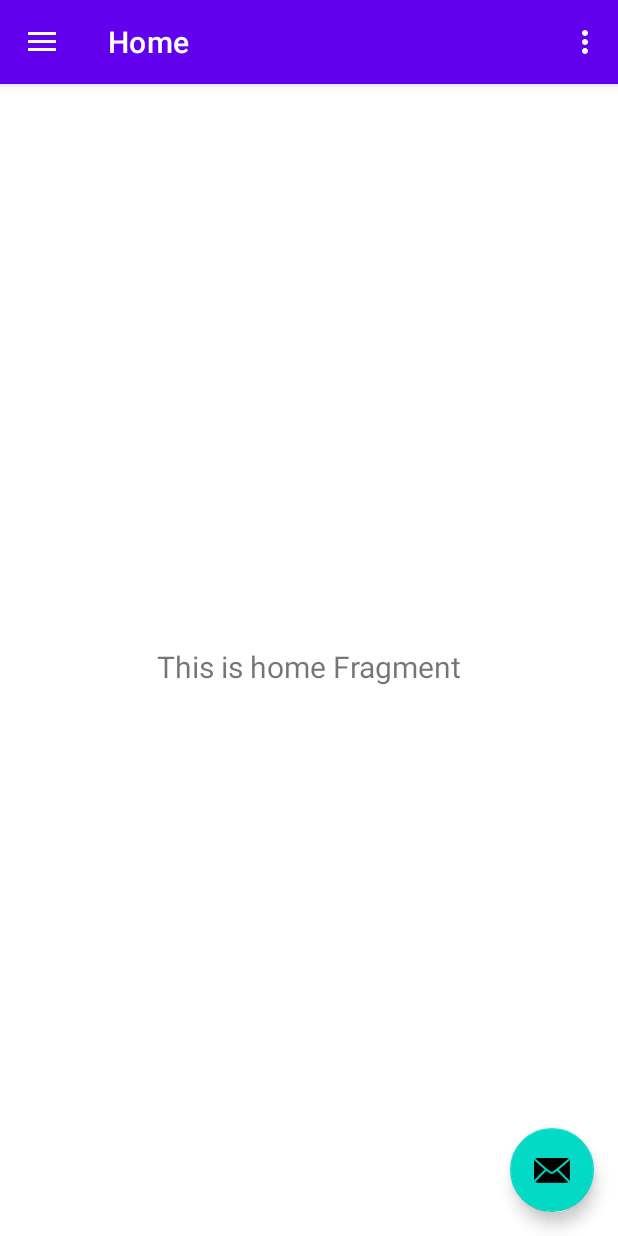
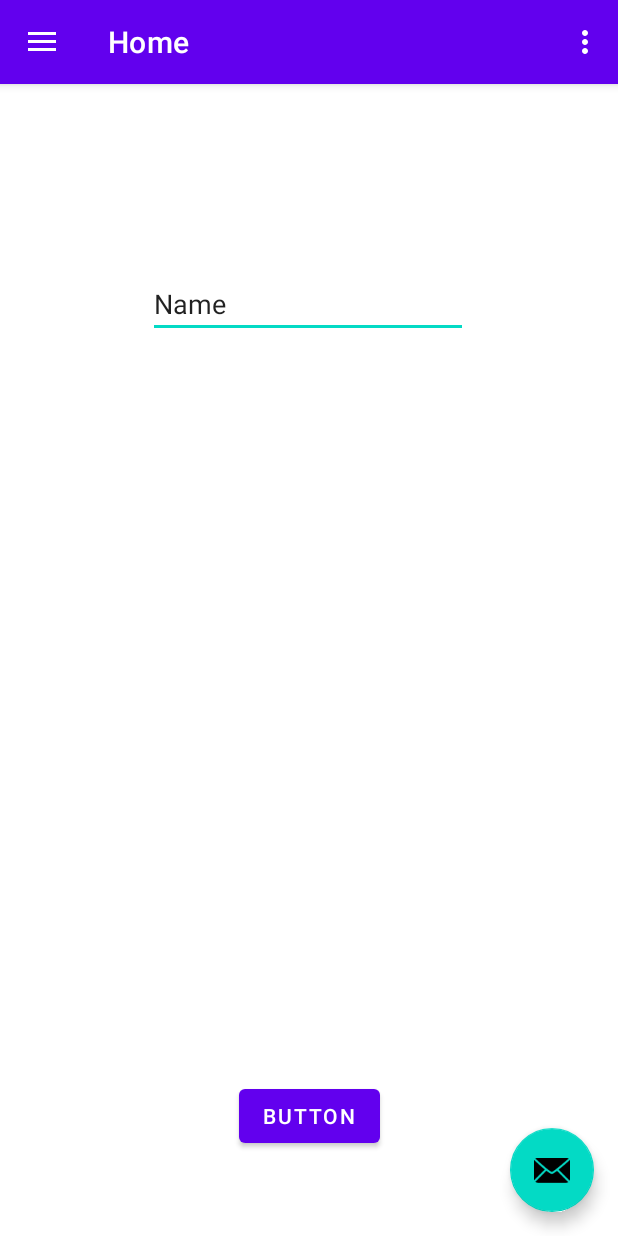
Before and after one commit to NicolasAlvarez9915/Proyecto_ingenieria_de_software-_programacion_movil, an Android app: the screen it shows after launch (MainActivity), on a phone screen of 412 x 824 dp. Run offline under Robolectric (Android 15) with nearby library versions, the phone set to English and light mode, and no system bars; our stand-ins replace navigation-ui.

Commit message:
Fragmentos

```diff
--- a/Aplicativo_Movil/app/src/main/java/com/naacdeveloper/leco/MainActivity.kt
+++ b/Aplicativo_Movil/app/src/main/java/com/naacdeveloper/leco/MainActivity.kt
@@ -2,6 +2,9 @@ package com.naacdeveloper.leco
 
 import android.os.Bundle
 import android.view.Menu
+import android.widget.Button
+import android.widget.EditText
+import android.widget.TextView
 import com.google.android.material.floatingactionbutton.FloatingActionButton
 import com.google.android.material.snackbar.Snackbar
 import com.google.android.material.navigation.NavigationView
@@ -13,6 +16,7 @@ import androidx.navigation.ui.setupWithNavController
 import androidx.drawerlayout.widget.DrawerLayout
 import androidx.appcompat.app.AppCompatActivity
 import androidx.appcompat.widget.Toolbar
+import org.w3c.dom.Text
 
 class MainActivity : AppCompatActivity() {
 
--- a/Aplicativo_Movil/app/src/main/java/com/naacdeveloper/leco/ui/home/HomeFragment.kt
+++ b/Aplicativo_Movil/app/src/main/java/com/naacdeveloper/leco/ui/home/HomeFragment.kt
@@ -4,7 +4,10 @@ import android.os.Bundle
 import android.view.LayoutInflater
 import android.view.View
 import android.view.ViewGroup
+import android.widget.Button
+import android.widget.EditText
 import android.widget.TextView
+import android.widget.Toast
 import androidx.fragment.app.Fragment
 import androidx.lifecycle.Observer
 import androidx.lifecycle.ViewModelProvider
@@ -12,20 +15,21 @@ import com.naacdeveloper.leco.R
 
 class HomeFragment : Fragment() {
 
-    private lateinit var homeViewModel: HomeViewModel
-
+    var button: Button? = null;
+    var nombre: EditText? = null;
+    var root: View? = null;
     override fun onCreateView(
             inflater: LayoutInflater,
             container: ViewGroup?,
             savedInstanceState: Bundle?
     ): View? {
-        homeViewModel =
-                ViewModelProvider(this).get(HomeViewModel::class.java)
-        val root = inflater.inflate(R.layout.fragment_home, container, false)
-        val textView: TextView = root.findViewById(R.id.text_home)
-        homeViewModel.text.observe(viewLifecycleOwner, Observer {
-            textView.text = it
-        })
+        root = inflater.inflate(R.layout.fragment_home, container, false)
+        button = root?.findViewById(R.id.button);
+        nombre = root?.findViewById(R.id.editTextTextPersonName);
+        button?.setOnClickListener {
+            Toast.makeText(root?.context, nombre?.text, Toast.LENGTH_LONG).show();
+        }
         return root
     }
+
 }
--- a/Aplicativo_Movil/app/src/main/java/com/naacdeveloper/leco/ui/home/HomeViewModel.kt
+++ /dev/null
@@ -1,13 +0,0 @@
-package com.naacdeveloper.leco.ui.home
-
-import androidx.lifecycle.LiveData
-import androidx.lifecycle.MutableLiveData
-import androidx.lifecycle.ViewModel
-
-class HomeViewModel : ViewModel() {
-
-    private val _text = MutableLiveData<String>().apply {
-        value = "This is home Fragment"
-    }
-    val text: LiveData<String> = _text
-}
--- a/Aplicativo_Movil/app/src/main/res/layout/fragment_home.xml
+++ b/Aplicativo_Movil/app/src/main/res/layout/fragment_home.xml
@@ -6,17 +6,26 @@
     android:layout_height="match_parent"
     tools:context=".ui.home.HomeFragment">
 
-    <TextView
-        android:id="@+id/text_home"
-        android:layout_width="match_parent"
+    <Button
+        android:id="@+id/button"
+        android:layout_width="wrap_content"
         android:layout_height="wrap_content"
-        android:layout_marginStart="8dp"
-        android:layout_marginTop="8dp"
-        android:layout_marginEnd="8dp"
-        android:textAlignment="center"
-        android:textSize="20sp"
+        android:layout_marginBottom="56dp"
+        android:text="Button"
         app:layout_constraintBottom_toBottomOf="parent"
         app:layout_constraintEnd_toEndOf="parent"
+        app:layout_constraintStart_toStartOf="parent" />
+
+    <EditText
+        android:id="@+id/editTextTextPersonName"
+        android:layout_width="wrap_content"
+        android:layout_height="wrap_content"
+        android:layout_marginTop="124dp"
+        android:ems="10"
+        android:inputType="textPersonName"
+        android:text="Name"
+        app:layout_constraintEnd_toEndOf="parent"
+        app:layout_constraintHorizontal_bias="0.497"
         app:layout_constraintStart_toStartOf="parent"
         app:layout_constraintTop_toTopOf="parent" />
 </androidx.constraintlayout.widget.ConstraintLayout>
--- a/Aplicativo_Movil/app/src/main/res/navigation/mobile_navigation.xml
+++ b/Aplicativo_Movil/app/src/main/res/navigation/mobile_navigation.xml
@@ -3,7 +3,7 @@
     xmlns:app="http://schemas.android.com/apk/res-auto"
     xmlns:tools="http://schemas.android.com/tools"
     android:id="@+id/mobile_navigation"
-    app:startDestination="@+id/nav_home">
+    app:startDestination="@id/nav_home">
 
     <fragment
         android:id="@+id/nav_home"
```
Also changed, not shown: Aplicativo_Movil/app/src/main/java/com/naacdeveloper/leco/ui/gallery/GalleryFragment.kt (+5 -7 lines), Aplicativo_Movil/app/src/main/java/com/naacdeveloper/leco/ui/gallery/GalleryViewModel.kt (deleted, +0 -13 lines), Aplicativo_Movil/app/src/main/java/com/naacdeveloper/leco/ui/slideshow/SlideshowFragment.kt (+0 -7 lines), Aplicativo_Movil/app/src/main/java/com/naacdeveloper/leco/ui/slideshow/SlideshowViewModel.kt (deleted, +0 -13 lines), Aplicativo_Movil/app/src/main/res/layout/fragment_gallery.xml (+5 -11 lines), Aplicativo_Movil/app/src/main/res/layout/fragment_slideshow.xml (+1 -16 lines), 2 other files.
